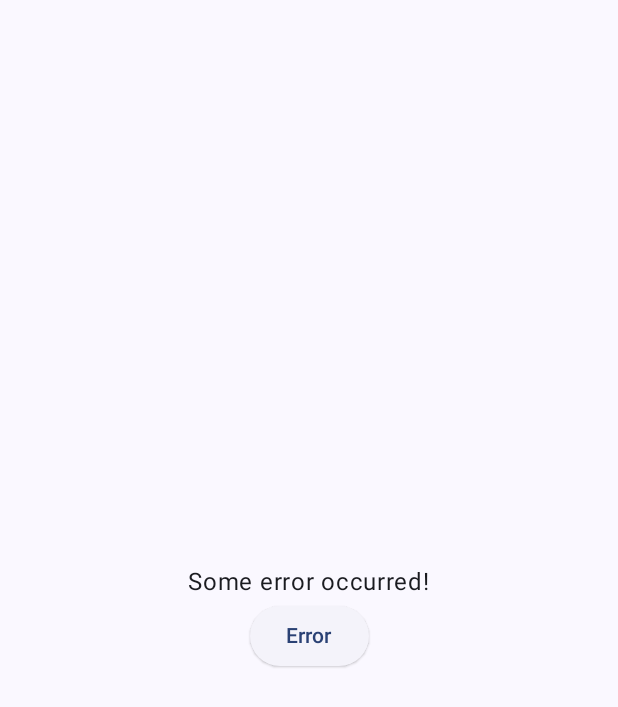
After one commit to vaibhavjain30699/TMDB-App, an Android app built with Jetpack Compose: the composable ErrorState shown on its own in the app's theme, on a phone screen of 412 x 824 dp. The commit adds this screen. Shown: the top 707 px of the screen. Run offline under Robolectric (Android 15) with nearby library versions, the phone set to English and light mode, and no system bars.

Commit message:
Some minor UI tweaks and adding Error and Empty States

```diff
--- a/app/src/main/java/com/vaibhav/tmdbapp/MainActivity.kt
+++ b/app/src/main/java/com/vaibhav/tmdbapp/MainActivity.kt
@@ -50,7 +50,6 @@ class MainActivity : ComponentActivity() {
                         )
                     }
                 }
-
             }
         }
     }
--- /dev/null
+++ b/app/src/main/java/com/vaibhav/tmdbapp/ui/components/ErrorState.kt
@@ -0,0 +1,25 @@
+package com.vaibhav.tmdbapp.ui.components
+
+import androidx.compose.foundation.layout.Arrangement
+import androidx.compose.foundation.layout.Column
+import androidx.compose.foundation.layout.fillMaxSize
+import androidx.compose.material3.ElevatedButton
+import androidx.compose.material3.Text
+import androidx.compose.runtime.Composable
+import androidx.compose.ui.Alignment
+import androidx.compose.ui.Modifier
+
+@Composable
+fun ErrorState(onRetry: () -> Unit) {
+    Column(
+        modifier = Modifier.fillMaxSize(),
+        verticalArrangement = Arrangement.Center,
+        horizontalAlignment = Alignment.CenterHorizontally,
+    ) {
+        Text("Some error occurred!")
+        ElevatedButton(
+            onClick = onRetry,
+            content = { Text("Error") }
+        )
+    }
+}
--- a/app/src/main/java/com/vaibhav/tmdbapp/ui/components/SearchInput.kt
+++ b/app/src/main/java/com/vaibhav/tmdbapp/ui/components/SearchInput.kt
@@ -14,7 +14,6 @@ import androidx.compose.material.icons.filled.Search
 import androidx.compose.material3.Icon
 import androidx.compose.material3.Text
 import androidx.compose.runtime.Composable
-import androidx.compose.runtime.getValue
 import androidx.compose.runtime.mutableStateOf
 import androidx.compose.runtime.remember
 import androidx.compose.ui.Alignment
```
Also changed, not shown: app/src/main/java/com/vaibhav/tmdbapp/ui/MovieDetailScreen.kt (+2 -17 lines), app/src/main/java/com/vaibhav/tmdbapp/ui/MovieScreen.kt (+33 -21 lines), app/src/main/java/com/vaibhav/tmdbapp/ui/components/EmptyState.kt (added, +20 -0 lines), app/src/main/java/com/vaibhav/tmdbapp/ui/components/MovieItemThumbnail.kt (+2 -22 lines), app/src/main/java/com/vaibhav/tmdbapp/ui/components/Thumbnail.kt (added, +29 -0 lines).
